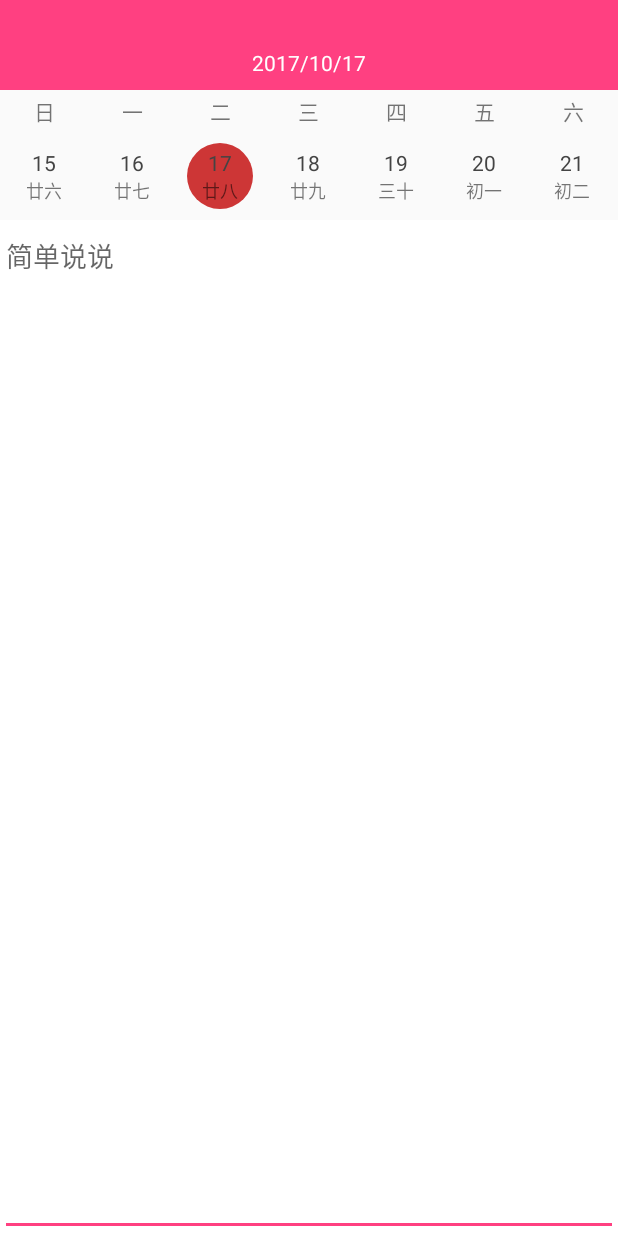
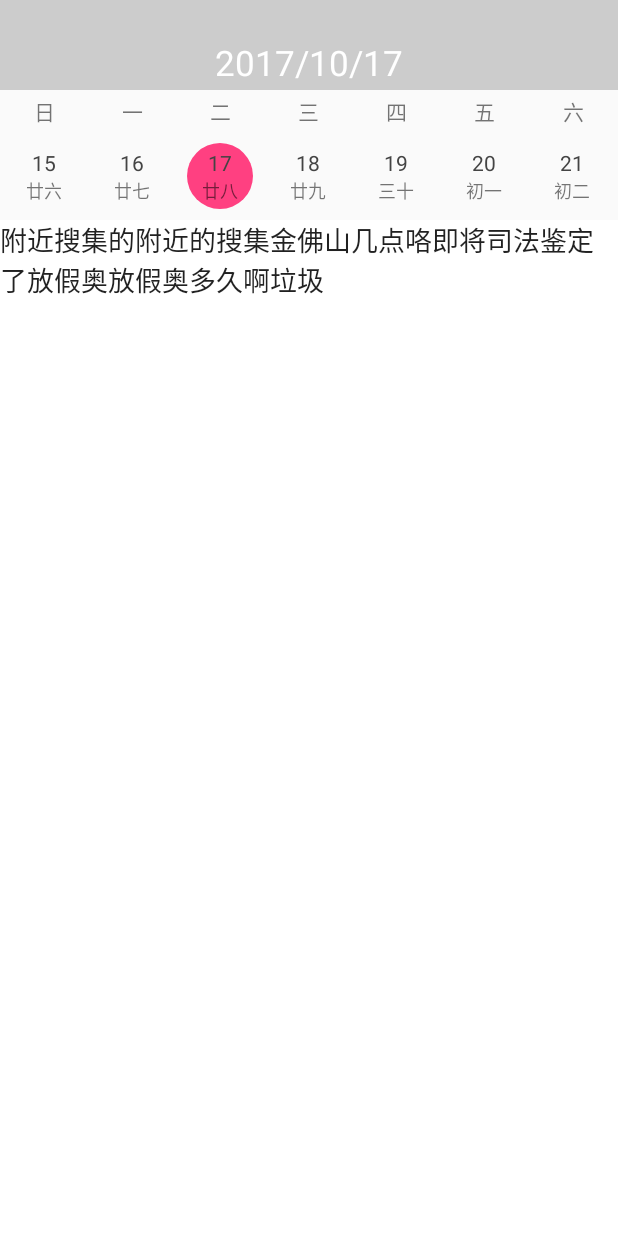
Before and after one commit to lichengcai/CalendarSelf, an Android app: the screen it shows after launch (MainActivity), on a phone screen of 412 x 824 dp. Run offline under Robolectric (Android 15) with nearby library versions, the phone set to English and light mode, and no system bars; our stand-ins replace ButterKnife.

Commit message:
content add srcoll

```diff
--- a/app/src/main/java/cc/calendarself/MainActivity.java
+++ b/app/src/main/java/cc/calendarself/MainActivity.java
@@ -6,6 +6,7 @@ import android.view.LayoutInflater;
 import android.view.View;
 import android.view.ViewGroup;
 import android.view.WindowManager;
+import android.widget.EditText;
 import android.widget.TextView;
 import com.codbking.calendar.CaledarAdapter;
 import com.codbking.calendar.CalendarBean;
@@ -23,6 +24,8 @@ public class MainActivity extends BaseActivity {
     TextView mTitle;
     @BindView(R.id.calendarDateView)
     CalendarDateView mCalendarDateView;
+    @BindView(R.id.edit_content)
+    EditText mEdit_content;
 
     @Override
     protected void onCreate(Bundle savedInstanceState) {
@@ -69,5 +72,8 @@ public class MainActivity extends BaseActivity {
 
         int[] data = CalendarUtil.getYMD(new Date());
         mTitle.setText(data[0] + "/" + data[1] + "/" + data[2]);
+
+        mEdit_content.setText("附近搜集的附近的搜集金佛山几点咯即将司法鉴定了放假奥放假奥多久啊垃圾");
+
     }
 }
--- a/app/src/main/res/drawable/background_calendar_item.xml
+++ b/app/src/main/res/drawable/background_calendar_item.xml
@@ -3,7 +3,7 @@
 
 <item android:state_selected="true">
     <shape android:shape="oval">
-        <solid android:color="#cd3636"/>
+        <solid android:color="@color/colorAccent"/>
         </shape>
     </item>
 
--- a/app/src/main/res/layout/activity_main.xml
+++ b/app/src/main/res/layout/activity_main.xml
@@ -1,4 +1,6 @@
 <?xml version="1.0" encoding="utf-8"?>
+
+
     <LinearLayout
         xmlns:android="http://schemas.android.com/apk/res/android"
         android:layout_width="match_parent"
@@ -9,7 +11,7 @@
         <LinearLayout
             android:layout_width="match_parent"
             android:layout_height="60dp"
-        android:background="@color/colorAccent"
+            android:background="@color/gray_light"
             android:gravity="center_vertical"
             android:orientation="horizontal"
             >
@@ -19,6 +21,7 @@
                 android:layout_width="match_parent"
                 android:layout_height="match_parent"
                 android:layout_marginTop="12dp"
+                android:textSize="23sp"
                 android:gravity="center"
                 android:textColor="@color/white"
                 />
@@ -100,21 +103,24 @@
                 android:layout_width="match_parent"
                 android:layout_height="wrap_content"/>
 
+            <ScrollView
+                android:background="#ffffff"
+                android:layout_width="match_parent"
+                android:layout_height="match_parent">
                 <LinearLayout
 
-            android:background="#ffffff"
                     android:layout_width="match_parent"
-            android:layout_height="match_parent" >
+                    android:layout_height="wrap_content" >
 
                     <EditText
+                        android:id="@+id/edit_content"
                         android:hint="简单说说"
                         android:gravity="top"
+                        android:background="@null"
                         android:layout_width="match_parent"
-                android:layout_height="match_parent" />
-
+                        android:layout_height="wrap_content" />
                 </LinearLayout>
+            </ScrollView>
 
         </com.codbking.calendar.CalendarLayout>
-
-
     </LinearLayout>
```
Also changed, not shown: calendarlibrary/src/main/java/com/codbking/calendar/CalendarBean.java (+21 -0 lines). Lines whose indentation alone changed are shown as unchanged.
